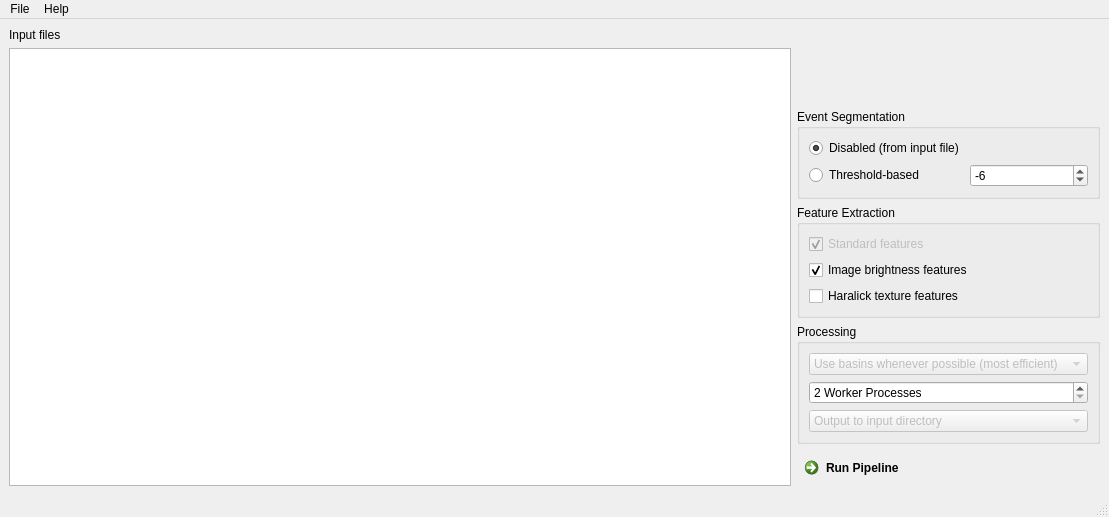
Qt form chipstream/gui/main_window.ui (DC-analysis/ChipStream) before a commit.
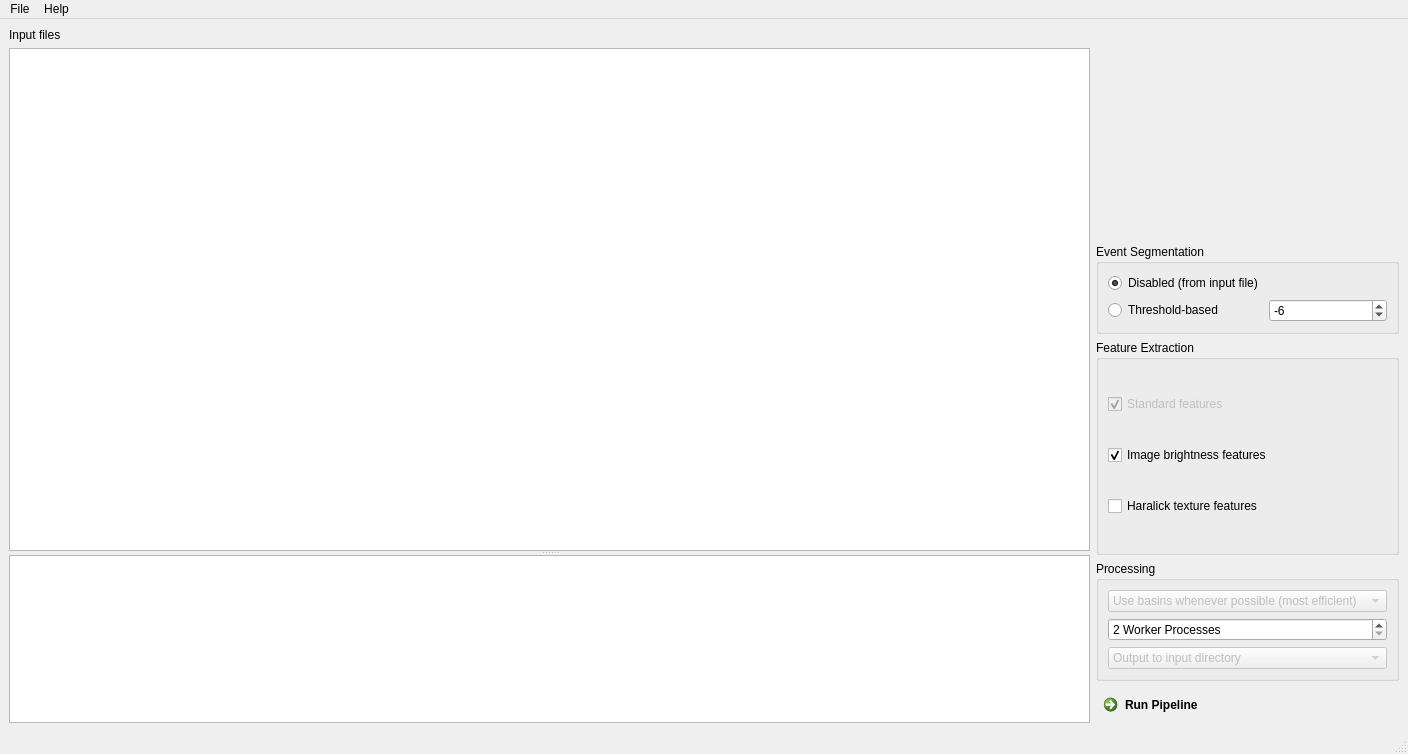
The same form after that commit. Custom widgets are drawn as their Qt base class.

Diff of the .ui file:
```diff
--- a/chipstream/gui/main_window.ui
+++ b/chipstream/gui/main_window.ui
@@ -6,8 +6,8 @@
    <rect>
     <x>0</x>
     <y>0</y>
-    <width>1109</width>
-    <height>517</height>
+    <width>1408</width>
+    <height>754</height>
    </rect>
   </property>
   <property name="windowTitle">
@@ -19,13 +19,29 @@
      <layout class="QVBoxLayout" name="verticalLayout_5">
       <item>
        <widget class="QLabel" name="label_2">
+        <property name="sizePolicy">
+         <sizepolicy hsizetype="Expanding" vsizetype="Preferred">
+          <horstretch>0</horstretch>
+          <verstretch>0</verstretch>
+         </sizepolicy>
+        </property>
         <property name="text">
          <string>Input files</string>
         </property>
        </widget>
       </item>
       <item>
+       <widget class="QSplitter" name="splitter">
+        <property name="orientation">
+         <enum>Qt::Vertical</enum>
+        </property>
        <widget class="ProgressTable" name="tableView_input">
+         <property name="sizePolicy">
+          <sizepolicy hsizetype="Expanding" vsizetype="Expanding">
+           <horstretch>1</horstretch>
+           <verstretch>3</verstretch>
+          </sizepolicy>
+         </property>
         <property name="dragDropMode">
          <enum>QAbstractItemView::InternalMove</enum>
         </property>
@@ -54,11 +70,26 @@
          <bool>false</bool>
         </attribute>
        </widget>
+        <widget class="QTextBrowser" name="textBrowser">
+         <property name="sizePolicy">
+          <sizepolicy hsizetype="Expanding" vsizetype="Expanding">
+           <horstretch>1</horstretch>
+           <verstretch>1</verstretch>
+          </sizepolicy>
+         </property>
+        </widget>
+       </widget>
       </item>
      </layout>
     </item>
     <item>
      <widget class="QWidget" name="widget_options" native="true">
+      <property name="sizePolicy">
+       <sizepolicy hsizetype="Minimum" vsizetype="Preferred">
+        <horstretch>0</horstretch>
+        <verstretch>0</verstretch>
+       </sizepolicy>
+      </property>
       <layout class="QVBoxLayout" name="verticalLayout">
        <property name="leftMargin">
         <number>0</number>
@@ -260,7 +291,7 @@
     <rect>
      <x>0</x>
      <y>0</y>
-     <width>1109</width>
+     <width>1408</width>
      <height>22</height>
     </rect>
    </property>
```
Lines whose indentation alone changed are shown as unchanged.
